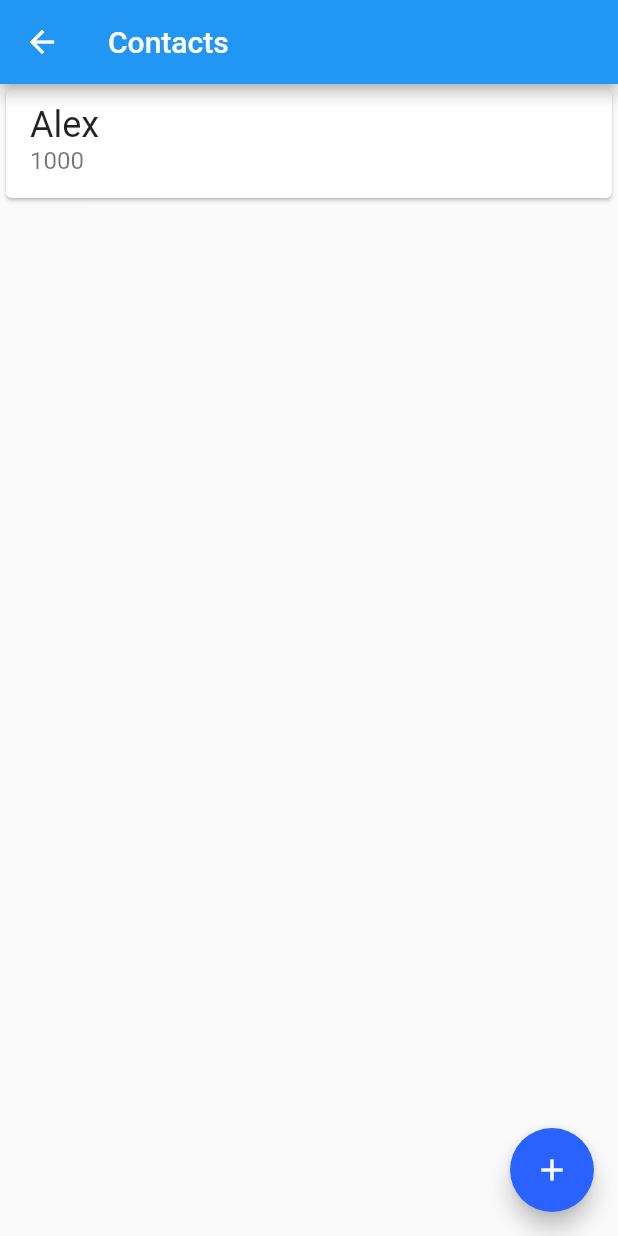
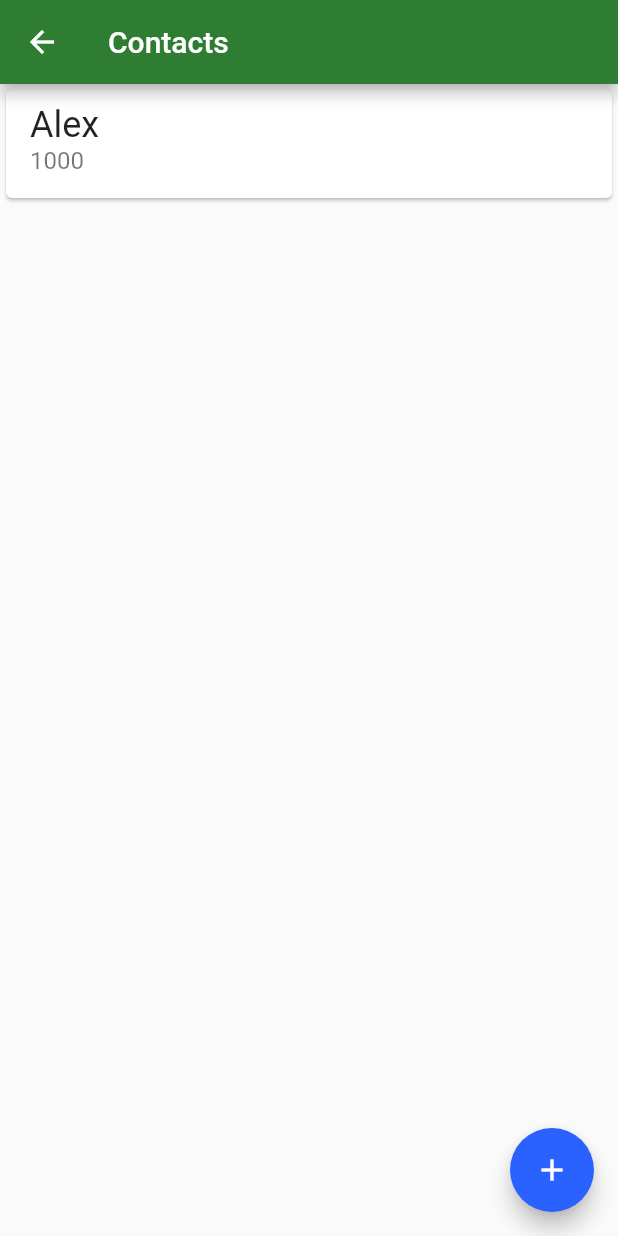
Before and after one commit to Adrian-Rabelo/bytebank-app-comunicacao-http, a Flutter app: the ContactsList screen opened directly, on a phone screen of 412 x 824 dp. Run offline on Flutter 3.47's test engine with Material 2 defaults, Android fonts, the phone set to English and light mode, and no system bars.

Commit message:
alterando cor da lista de contatos

```diff
--- a/lib/screens/contacts_list.dart
+++ b/lib/screens/contacts_list.dart
@@ -8,7 +8,7 @@ class ContactsList extends StatelessWidget {
   Widget build(BuildContext context) {
     return Scaffold(
       appBar: AppBar(
-        backgroundColor: Theme.of(context).primaryColor,
+        backgroundColor: Colors.green[800],
         title: const Text('Contacts'),
       ),
       body: ListView(
```
